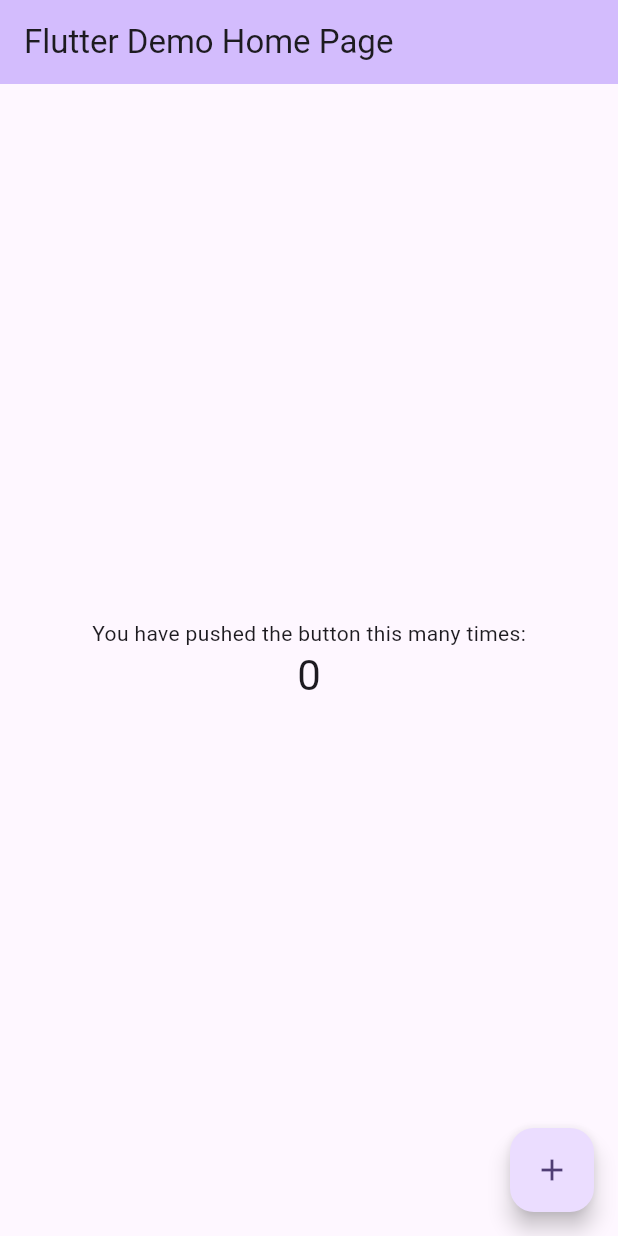
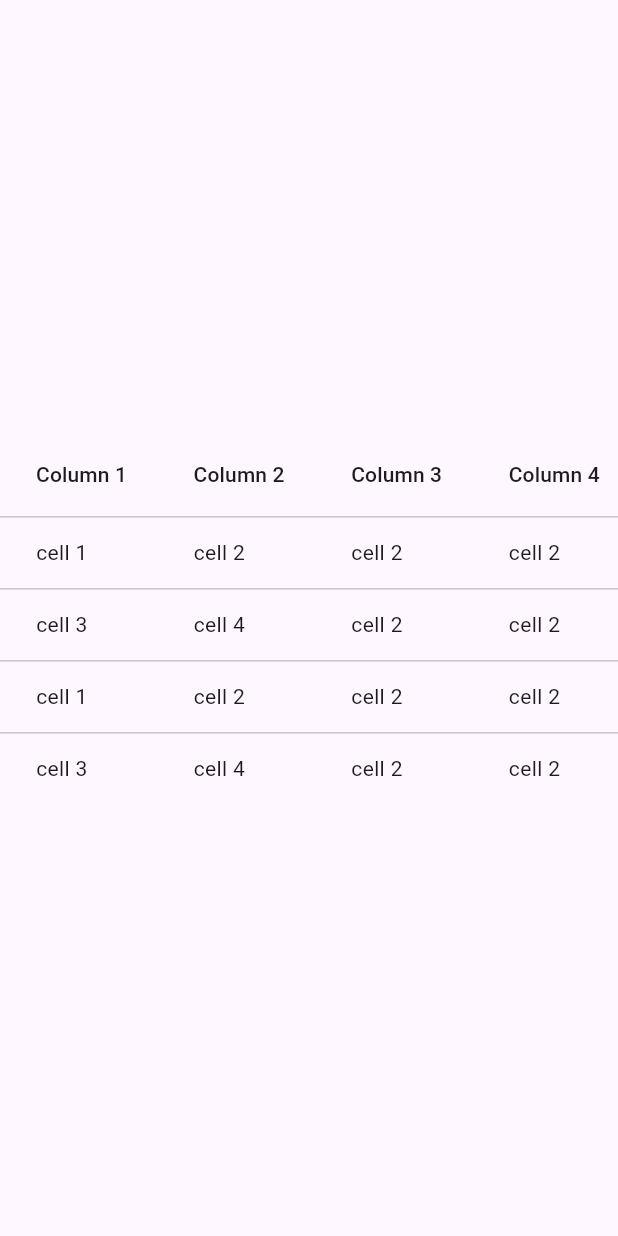
Before and after one commit to Sng43/flutter_datatable, a Flutter app: the screen it shows after launch, on a phone screen of 412 x 824 dp. Run offline on Flutter 3.47's test engine with Material 3 defaults, Android fonts, the phone set to English and light mode, and no system bars.

Commit message:
datatable start

```diff
--- a/datatable/lib/main.dart
+++ b/datatable/lib/main.dart
@@ -10,113 +10,57 @@ class MyApp extends StatelessWidget {
   // This widget is the root of your application.
   @override
   Widget build(BuildContext context) {
-    return MaterialApp(
-      title: 'Flutter Demo',
-      theme: ThemeData(
-        // This is the theme of your application.
-        //
-        // TRY THIS: Try running your application with "flutter run". You'll see
-        // the application has a purple toolbar. Then, without quitting the app,
-        // try changing the seedColor in the colorScheme below to Colors.green
-        // and then invoke "hot reload" (save your changes or press the "hot
-        // reload" button in a Flutter-supported IDE, or press "r" if you used
-        // the command line to start the app).
-        //
-        // Notice that the counter didn't reset back to zero; the application
-        // state is not lost during the reload. To reset the state, use hot
-        // restart instead.
-        //
-        // This works for code too, not just values: Most code changes can be
-        // tested with just a hot reload.
-        colorScheme: ColorScheme.fromSeed(seedColor: Colors.deepPurple),
-      ),
-      home: const MyHomePage(title: 'Flutter Demo Home Page'),
-    );
+    return MaterialApp(title: 'Flutter Demo', home: MyDataTable());
   }
 }
 
-class MyHomePage extends StatefulWidget {
-  const MyHomePage({super.key, required this.title});
-
-  // This widget is the home page of your application. It is stateful, meaning
-  // that it has a State object (defined below) that contains fields that affect
-  // how it looks.
-
-  // This class is the configuration for the state. It holds the values (in this
-  // case the title) provided by the parent (in this case the App widget) and
-  // used by the build method of the State. Fields in a Widget subclass are
-  // always marked "final".
-
-  final String title;
+class MyDataTable extends StatefulWidget {
+  const MyDataTable({super.key});
 
   @override
-  State<MyHomePage> createState() => _MyHomePageState();
+  State<MyDataTable> createState() => _MyDataTableState();
 }
 
-class _MyHomePageState extends State<MyHomePage> {
-  int _counter = 0;
-
-  void _incrementCounter() {
-    setState(() {
-      // This call to setState tells the Flutter framework that something has
-      // changed in this State, which causes it to rerun the build method below
-      // so that the display can reflect the updated values. If we changed
-      // _counter without calling setState(), then the build method would not be
-      // called again, and so nothing would appear to happen.
-      _counter++;
-    });
-  }
-
+class _MyDataTableState extends State<MyDataTable> {
   @override
   Widget build(BuildContext context) {
-    // This method is rerun every time setState is called, for instance as done
-    // by the _incrementCounter method above.
-    //
-    // The Flutter framework has been optimized to make rerunning build methods
-    // fast, so that you can just rebuild anything that needs updating rather
-    // than having to individually change instances of widgets.
     return Scaffold(
-      appBar: AppBar(
-        // TRY THIS: Try changing the color here to a specific color (to
-        // Colors.amber, perhaps?) and trigger a hot reload to see the AppBar
-        // change color while the other colors stay the same.
-        backgroundColor: Theme.of(context).colorScheme.inversePrimary,
-        // Here we take the value from the MyHomePage object that was created by
-        // the App.build method, and use it to set our appbar title.
-        title: Text(widget.title),
-      ),
       body: Center(
-        // Center is a layout widget. It takes a single child and positions it
-        // in the middle of the parent.
-        child: Column(
-          // Column is also a layout widget. It takes a list of children and
-          // arranges them vertically. By default, it sizes itself to fit its
-          // children horizontally, and tries to be as tall as its parent.
-          //
-          // Column has various properties to control how it sizes itself and
-          // how it positions its children. Here we use mainAxisAlignment to
-          // center the children vertically; the main axis here is the vertical
-          // axis because Columns are vertical (the cross axis would be
-          // horizontal).
-          //
-          // TRY THIS: Invoke "debug painting" (choose the "Toggle Debug Paint"
-          // action in the IDE, or press "p" in the console), to see the
-          // wireframe for each widget.
-          mainAxisAlignment: MainAxisAlignment.center,
-          children: <Widget>[
-            const Text('You have pushed the button this many times:'),
-            Text(
-              '$_counter',
-              style: Theme.of(context).textTheme.headlineMedium,
-            ),
+        child: DataTable(
+          columns: [
+            DataColumn(label: Text("Column 1")),
+            DataColumn(label: Text("Column 2")),
+            DataColumn(label: Text("Column 3")),
+            DataColumn(label: Text("Column 4")),
           ],
-        ),
-      ),
-      floatingActionButton: FloatingActionButton(
-        onPressed: _incrementCounter,
-        tooltip: 'Increment',
-        child: const Icon(Icons.add),
-      ), // This trailing comma makes auto-formatting nicer for build methods.
-    );
+          rows: [
+            DataRow(cells:[
+              DataCell(Text('cell 1')),
+              DataCell(Text('cell 2')),
+              DataCell(Text('cell 2')),
+              DataCell(Text('cell 2')),
+            ]),
+            DataRow(cells:[
+              DataCell(Text('cell 3')),
+              DataCell(Text('cell 4')),
+              DataCell(Text('cell 2')),
+              DataCell(Text('cell 2')),
+            ]),
+               DataRow(cells:[
+              DataCell(Text('cell 1')),
+              DataCell(Text('cell 2')),
+              DataCell(Text('cell 2')),
+              DataCell(Text('cell 2')),
+            ]),
+            DataRow(cells:[
+              DataCell(Text('cell 3')),
+              DataCell(Text('cell 4')),
+              DataCell(Text('cell 2')),
+              DataCell(Text('cell 2')),
+            ]),
+          ],
+          ),
+      )
+      );
   }
 }
```
